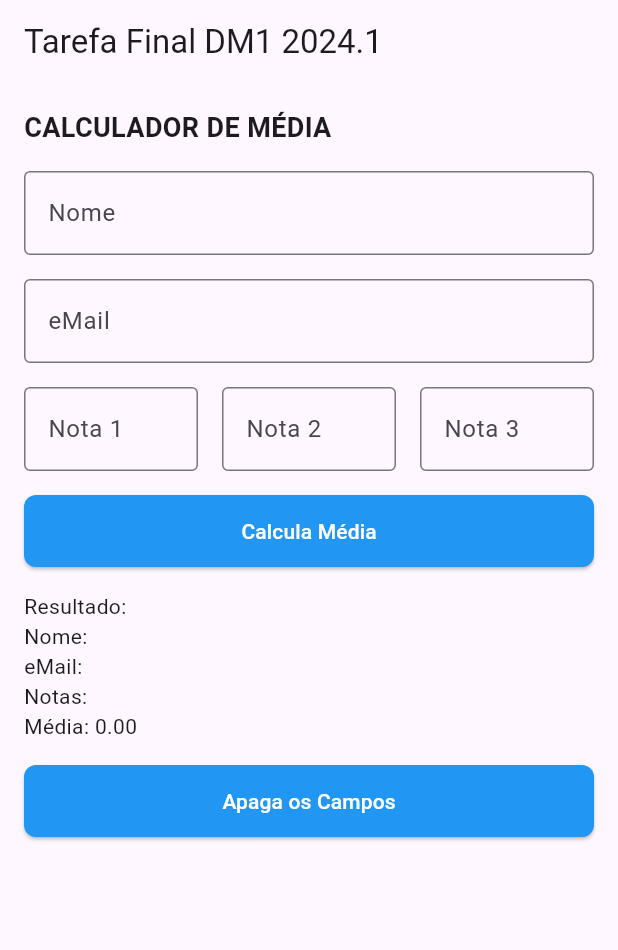
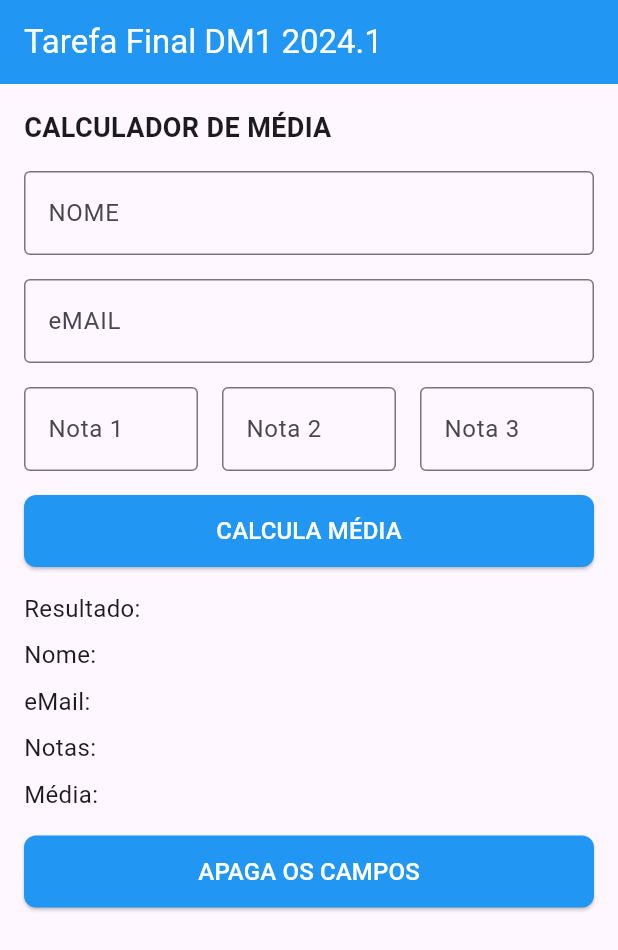
Before and after one commit to alinegtcl/AvaliacaoStatefulWidgets, a Flutter app: the screen it shows after launch, on a phone screen of 412 x 824 dp. Shown: the top 950 px of the screen. Run offline on Flutter 3.47's test engine with Material 3 defaults, Android fonts, the phone set to English and light mode, and no system bars.

Commit message:
fix(layout): font size and added readme.

```diff
--- a/lib/average_calculator/average_form.dart
+++ b/lib/average_calculator/average_form.dart
@@ -18,13 +18,17 @@ class _AverageFormState extends State<AverageForm> {
   String _name = '';
   String _email = '';
   String _grades = '';
-  double _average = 0.0;
+  String _average = '';
 
   @override
   Widget build(BuildContext context) {
     return Scaffold(
       appBar: AppBar(
-        title: const Text('Tarefa Final DM1 2024.1'),
+        title: const Text(
+          'Tarefa Final DM1 2024.1',
+          style: TextStyle(color: Colors.white),
+        ),
+        backgroundColor: Colors.blue,
       ),
       body: Padding(
         padding: const EdgeInsets.all(16.0),
@@ -45,7 +49,7 @@ class _AverageFormState extends State<AverageForm> {
                 TextFormField(
                   controller: _nameController,
                   decoration: const InputDecoration(
-                    labelText: 'Nome',
+                    labelText: 'NOME',
                     border: OutlineInputBorder(),
                   ),
                   validator: (value) {
@@ -59,7 +63,7 @@ class _AverageFormState extends State<AverageForm> {
                 TextFormField(
                   controller: _emailController,
                   decoration: const InputDecoration(
-                    labelText: 'eMail',
+                    labelText: 'eMAIL',
                     border: OutlineInputBorder(),
                   ),
                   validator: (value) {
@@ -127,20 +131,57 @@ class _AverageFormState extends State<AverageForm> {
                 const SizedBox(height: 16.0),
                 ElevatedButton(
                   onPressed: _calculateAverage,
-                  child: const Text('Calcula Média'),
+                  child: const Text(
+                    'CALCULA MÉDIA',
+                    style: TextStyle(
+                      fontSize: 16.0,
+                    ),
+                  ),
                 ),
                 const SizedBox(height: 16.0),
-                const Text('Resultado:'),
+                const Text(
+                  'Resultado:',
+                  style: TextStyle(
+                    fontSize: 16.0,
+                  ),
+                ),
+                const SizedBox(height: 8.0),
                 Text(
                   'Nome: $_name',
+                  style: const TextStyle(
+                    fontSize: 16.0,
+                  ),
                 ),
-                Text('eMail: $_email'),
-                Text('Notas: $_grades'),
-                Text('Média: ${_average.toStringAsFixed(2)}'),
+                const SizedBox(height: 8.0),
+                Text(
+                  'eMail: $_email',
+                  style: const TextStyle(
+                    fontSize: 16.0,
+                  ),
+                ),
+                const SizedBox(height: 8.0),
+                Text(
+                  'Notas: $_grades',
+                  style: const TextStyle(
+                    fontSize: 16.0,
+                  ),
+                ),
+                const SizedBox(height: 8.0),
+                Text(
+                  'Média: $_average',
+                  style: const TextStyle(
+                    fontSize: 16.0,
+                  ),
+                ),
                 const SizedBox(height: 16.0),
                 ElevatedButton(
                   onPressed: _clearFields,
-                  child: const Text('Apaga os Campos'),
+                  child: const Text(
+                    'APAGA OS CAMPOS',
+                    style: TextStyle(
+                      fontSize: 16.0,
+                    ),
+                  ),
                 ),
               ],
             ),
@@ -160,7 +201,7 @@ class _AverageFormState extends State<AverageForm> {
         double grade3 = double.parse(_grade3Controller.text);
         _grades =
             '${_grade1Controller.text} - ${_grade2Controller.text} - ${_grade3Controller.text}';
-        _average = (grade1 + grade2 + grade3) / 3;
+        _average = ((grade1 + grade2 + grade3) / 3).toStringAsFixed(1);
       });
     }
   }
@@ -175,7 +216,7 @@ class _AverageFormState extends State<AverageForm> {
       _name = '';
       _email = '';
       _grades = '';
-      _average = 0.0;
+      _average = '';
     });
   }
 }
```
Also changed, not shown: pubspec.yaml (+6 -3 lines), images/esperado_limpo.jpeg (added), images/esperado_preenchido.jpeg (added), images/resultado_limpo.jpeg (added), images/resultado_parcialmente.jpeg (added), images/resultado_preenchido.jpeg (added), 1 other file.
